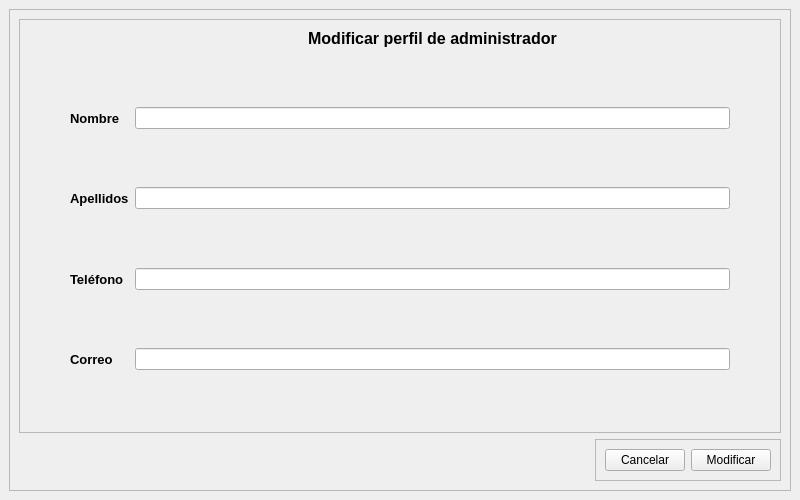
Qt form ui/ui_files/EditarPerfil.ui (Salinas03/Sistema-Seguridad) before a commit.
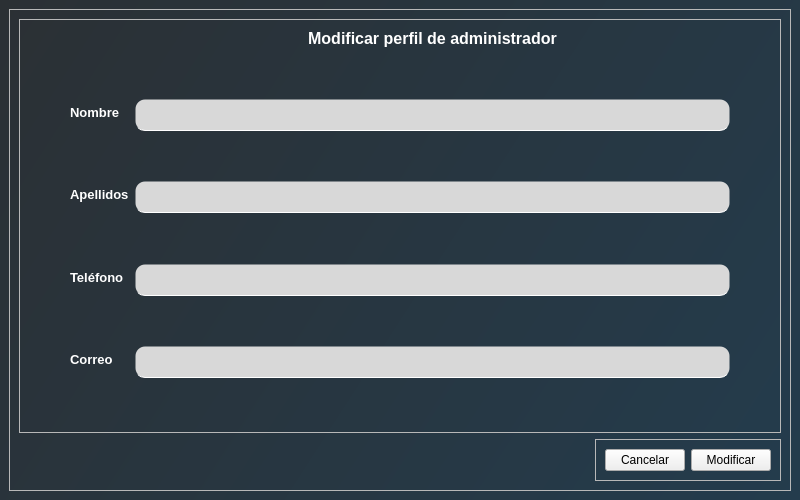
The same form after that commit.

What changed in the file:
```diff
--- a/ui/ui_files/EditarPerfil.ui
+++ b/ui/ui_files/EditarPerfil.ui
@@ -25,10 +25,31 @@
   <property name="windowTitle">
    <string>Editar Perfil</string>
   </property>
+  <property name="styleSheet">
+   <string notr="true">QMainWindow{
+background:qlineargradient(x1:0, y1:0, x2:2.5 y2:1, stop:0 #2B3034, stop:1 #1C4968);
+}</string>
+  </property>
   <widget class="QWidget" name="centralwidget">
    <layout class="QGridLayout" name="gridLayout">
     <item row="0" column="0">
      <widget class="QFrame" name="frame">
+      <property name="styleSheet">
+       <string notr="true">QLineEdit{
+border:1px solid rgba(0,0,0,0);
+background-color: rgb(216, 216, 216);
+border-radius:10px;
+border-bottom-color:rgba(255,255,255,255);
+color:rgb(0,0,0);
+font: 75 10pt &quot;MS Shell Dlg 2&quot;;
+padding:7px;
+}
+
+QLabel{
+color:white;
+}
+</string>
+      </property>
       <property name="frameShape">
        <enum>QFrame::StyledPanel</enum>
       </property>
```
